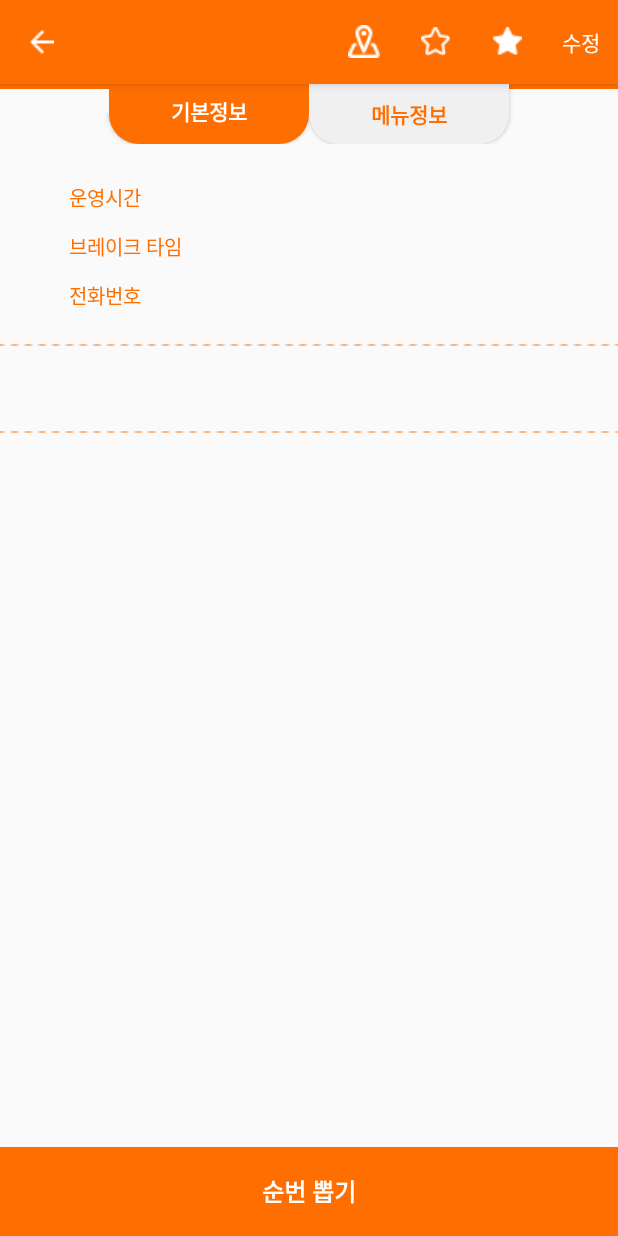
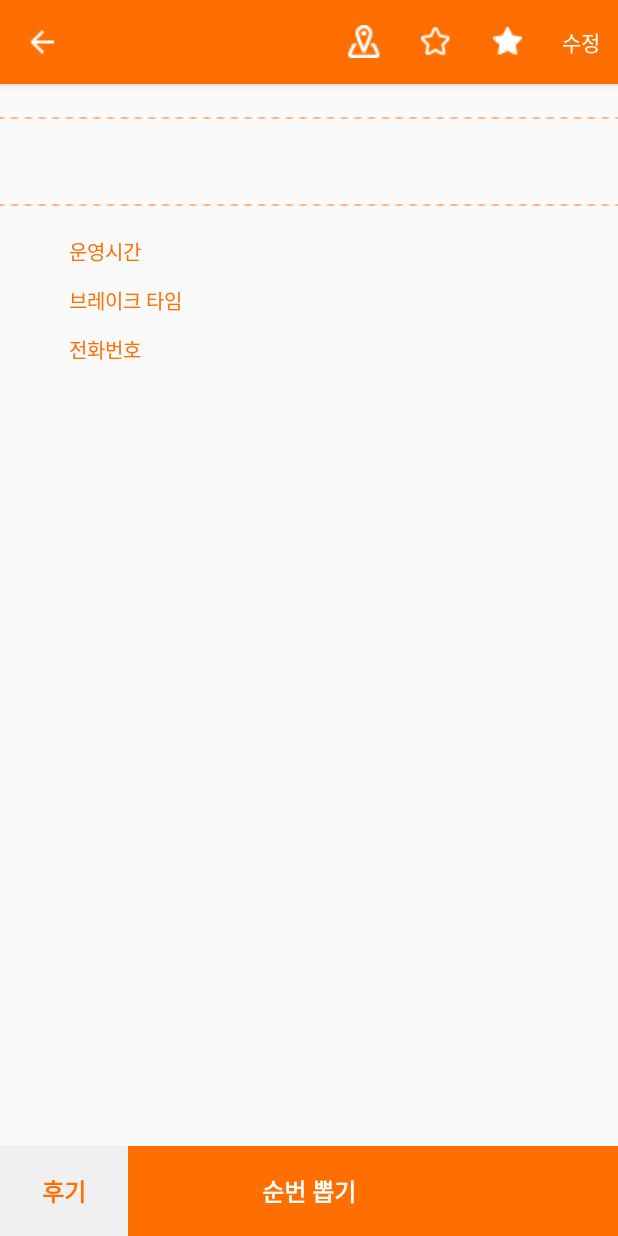
Before and after one commit to sosh9898/EveryFoody, an Android app: the DetailActivity screen opened directly, with no data from a screen before it, on a phone screen of 412 x 824 dp. Run offline under Robolectric (Android 15) with nearby library versions, the phone set to English and light mode, and no system bars; our stand-ins replace ButterKnife.

Commit message:
map apply

```diff
--- a/app/build.gradle
+++ b/app/build.gradle
@@ -24,6 +24,7 @@ dependencies {
     androidTestCompile('com.android.support.test.espresso:espresso-core:2.2.2', {
         exclude group: 'com.android.support', module: 'support-annotations'
     })
+
     compile 'com.android.support:appcompat-v7:26.+'
     compile 'com.android.support.constraint:constraint-layout:1.0.2'
     compile 'com.android.support:design:26.+'
@@ -32,8 +33,9 @@ dependencies {
     compile 'com.github.bumptech.glide:glide:3.7.0'
     compile 'com.squareup.retrofit2:retrofit:2.3.0'
     compile 'com.squareup.retrofit2:converter-gson:2.3.0'
+    compile 'de.hdodenhof:circleimageview:2.1.0'
+    compile 'com.google.android.gms:play-services-maps:11.0.2'
+    compile 'com.google.android.gms:play-services-location:11.0.2'
     testCompile 'junit:junit:4.12'
     annotationProcessor 'com.jakewharton:butterknife-compiler:8.8.1'
-
-    compile 'de.hdodenhof:circleimageview:2.1.0'
 }
--- a/app/src/main/res/layout/activity_detail.xml
+++ b/app/src/main/res/layout/activity_detail.xml
@@ -47,8 +47,8 @@
         android:id="@+id/detall_nested_scroll"
         android:layout_width="match_parent"
         android:layout_height="match_parent"
-        android:fillViewport = "true"
         android:clipToPadding="false"
+        android:fillViewport="true"
         app:layout_behavior="@string/appbar_scrolling_view_behavior">
 
         <RelativeLayout
@@ -57,60 +57,37 @@
             android:orientation="vertical">
 
             <FrameLayout
-                android:id="@+id/normal_divider"
-                android:layout_width="match_parent"
-                android:layout_height="3dp"
-                android:background="@color/colorAccent"></FrameLayout>
-
-            <RelativeLayout
-                android:id="@+id/info_group"
-                android:layout_width="match_parent"
-                android:layout_height="40dp"
-                android:layout_alignParentTop="true"
-                android:layout_below="@+id/normal_divider"
-                android:gravity="center_horizontal"
-                android:orientation="horizontal">
-
-                <Button
-                    android:id="@+id/normal_info_btn"
-                    android:layout_width="wrap_content"
-                    android:layout_height="wrap_content"
-                    android:background="@drawable/detail_info_selected"
-                    android:paddingBottom="3dp"
-                    android:text="기본정보"
-                    android:textColor="@color/colorPrimary"
-                    android:textSize="14sp"
-                    android:textStyle="bold"></Button>
-
-                <Button
-                    android:id="@+id/menu_info_btn"
-                    android:layout_width="wrap_content"
-                    android:layout_height="wrap_content"
-                    android:layout_toRightOf="@+id/normal_info_btn"
-                    android:background="@drawable/detail_info_unselected"
-                    android:text="메뉴정보"
-                    android:textColor="@color/colorAccent"
-                    android:textSize="14sp"
-                    android:textStyle="bold"></Button>
-
-            </RelativeLayout>
-
-            <FrameLayout
-                android:layout_marginTop="25dp"
                 android:id="@+id/detail_content"
                 android:layout_width="match_parent"
                 android:layout_height="match_parent"
                 android:layout_above="@+id/booking_group"
-                android:layout_below="@+id/info_group">
+                >
 
             </FrameLayout>
 
             <RelativeLayout
+                android:layout_alignParentBottom="true"
                 android:id="@+id/booking_group"
                 android:layout_width="match_parent"
-                android:layout_height="59dp"
-                android:layout_alignParentBottom="true"
+                android:layout_height="60dp"
                 android:background="@color/colorAccent">
+
+                <LinearLayout
+                    android:id="@+id/review_btn"
+                    android:layout_width="85dp"
+                    android:layout_height="60dp"
+                    android:background="@color/colorPrimaryDark"
+                    android:gravity="center">
+
+                    <TextView
+                        android:layout_width="wrap_content"
+                        android:layout_height="wrap_content"
+                        android:text="후기"
+                        android:textColor="@color/colorAccent"
+                        android:textSize="16sp"
+                        android:textStyle="bold" />
+
+                </LinearLayout>
 
                 <TextView
                     android:id="@+id/booking"
--- a/app/src/main/res/layout/fragment_normal_info.xml
+++ b/app/src/main/res/layout/fragment_normal_info.xml
@@ -6,7 +6,32 @@
     android:layout_width="match_parent"
     android:layout_height="match_parent">
 
+    <ImageView
+        android:layout_marginTop="22dp"
+        android:layout_width="match_parent"
+        android:layout_height="wrap_content"
+        android:scaleType="fitXY"
+        android:src="@drawable/line_3"/>
+
+    <TextView
+        android:layout_gravity="center"
+        android:layout_marginTop="17dp"
+        android:textSize="16sp"
+        android:textStyle="bold"
+        android:textColor="@color/colorAccent"
+        android:layout_width="wrap_content"
+        android:layout_height="wrap_content"
+        tools:text="#하태핫 #큐브스테이크 #15년경"/>
+
+    <ImageView
+        android:layout_marginTop="17dp"
+        android:layout_width="match_parent"
+        android:layout_height="wrap_content"
+        android:scaleType="fitXY"
+        android:src="@drawable/line_3"/>
+
     <LinearLayout
+        android:layout_marginTop="20dp"
         android:orientation="vertical"
         android:layout_width="match_parent"
         android:layout_height="wrap_content">
@@ -85,36 +110,12 @@
 
         </RelativeLayout>
 
-        <ImageView
-            android:layout_marginTop="22dp"
-            android:layout_width="match_parent"
-            android:layout_height="wrap_content"
-            android:scaleType="fitXY"
-            android:src="@drawable/line_3"/>
-
-        <TextView
-            android:layout_gravity="center"
-            android:layout_marginTop="17dp"
-            android:textSize="16sp"
-            android:textStyle="bold"
-            android:textColor="@color/colorAccent"
-            android:layout_width="wrap_content"
-            android:layout_height="wrap_content"
-            tools:text="#하태핫 #큐브스테이크 #15년경"/>
-
-        <ImageView
-            android:layout_marginTop="17dp"
-            android:layout_width="match_parent"
-            android:layout_height="wrap_content"
-            android:scaleType="fitXY"
-            android:src="@drawable/line_3"/>
-
         <android.support.v7.widget.RecyclerView
             android:id="@+id/review_rcv"
-            android:layout_marginTop="9dp"
+            android:layout_marginTop="25dp"
             android:layout_width="match_parent"
             android:layout_height="match_parent"
-            tools:listitem="@layout/layout_review_rcv_item"></android.support.v7.widget.RecyclerView>
+            tools:listitem="@layout/layout_menu_rcv_item"></android.support.v7.widget.RecyclerView>
 
     </LinearLayout>
 
--- a/app/src/main/res/values/colors.xml
+++ b/app/src/main/res/values/colors.xml
@@ -11,4 +11,6 @@
     <color name="colorDefaultBackground">#ededed</color>
     <color name="colorEditTextHint">#898989</color>
 
+    <color name="colorComment">#ffe2cc</color>
+
 </resources>
```
Also changed, not shown: app/src/main/AndroidManifest.xml (+12 -7 lines), app/src/main/java/dct/com/everyfoody/ui/detail/DetailActivity.java (+0 -44 lines), app/src/main/java/dct/com/everyfoody/ui/detail/location/MapActivity.java (added, +56 -0 lines), app/src/main/java/dct/com/everyfoody/ui/detail/review/ReviewActivity.java (added, +15 -0 lines), app/src/main/res/drawable/comment_background.xml (added, +16 -0 lines), app/src/main/res/layout/activity_main.xml (+2 -9 lines), app/src/main/res/layout/activity_map.xml (added, +26 -0 lines), app/src/main/res/layout/activity_review.xml (+59 -25 lines), app/src/main/res/layout/layout_drawer.xml (+18 -16 lines), app/src/main/res/layout/layout_drawer_default.xml (+10 -11 lines), app/src/main/res/layout/layout_drawer_logged_in.xml (+11 -8 lines), app/src/main/res/layout/layout_review_rcv_item.xml (+15 -4 lines), app/src/main/res/drawable-mdpi/marker.png (added), app/src/main/res/drawable-mdpi/marker2.png (added).
